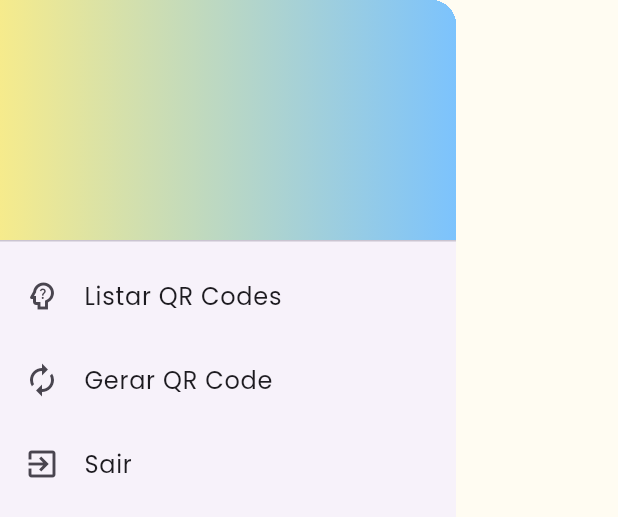
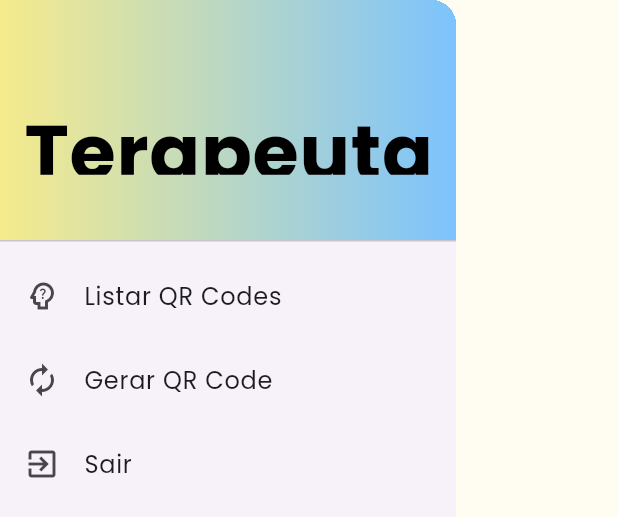
Before and after one commit to aliceclimas/socratize, a Flutter app: the TherapistMenu widget shown alone on an empty page, opened directly, on a phone screen of 412 x 824 dp. Shown: the top 517 px of the screen. Run offline on Flutter 3.47's test engine with Material 3 defaults, Android fonts, the phone set to English and light mode, and no system bars; our stand-ins replace barcode_widget, chat_bubbles, cloud_firestore, firebase_auth, firebase_core, flutter_dotenv and 2 more; missing offline and left inert: mobile_scanner; accounts and stored records are empty.

Commit message:
formata o código

```diff
--- a/lib/view/components/therapist.menu.component.dart
+++ b/lib/view/components/therapist.menu.component.dart
@@ -9,6 +9,8 @@ class TherapistMenu extends StatefulWidget {
 }
 
 class _TherapistMenuState extends State<TherapistMenu> {
+  late String username = "Terapeuta";
+
   @override
   Widget build(BuildContext context) {
     return Drawer(
@@ -17,7 +19,7 @@ class _TherapistMenuState extends State<TherapistMenu> {
           children: [
             UserAccountsDrawerHeader(
                 decoration: BoxDecoration(color: Colors.blue[700], gradient: LinearGradient(colors: [const Color.fromARGB(255, 246, 235, 140), const Color.fromARGB(255, 124, 195, 253), ])),
-                accountName: Text('${FirebaseAuth.instance.currentUser?.displayName}', style: TextStyle(fontSize: 50, color: Colors.black),),
+                accountName: Text(username, style: TextStyle(fontSize: 50, color: Colors.black, fontWeight: FontWeight.bold),),
                 accountEmail: Text('${FirebaseAuth.instance.currentUser?.email}', style: TextStyle(fontSize: 16, color: Colors.black),),
               ),
             ListTile(
```
